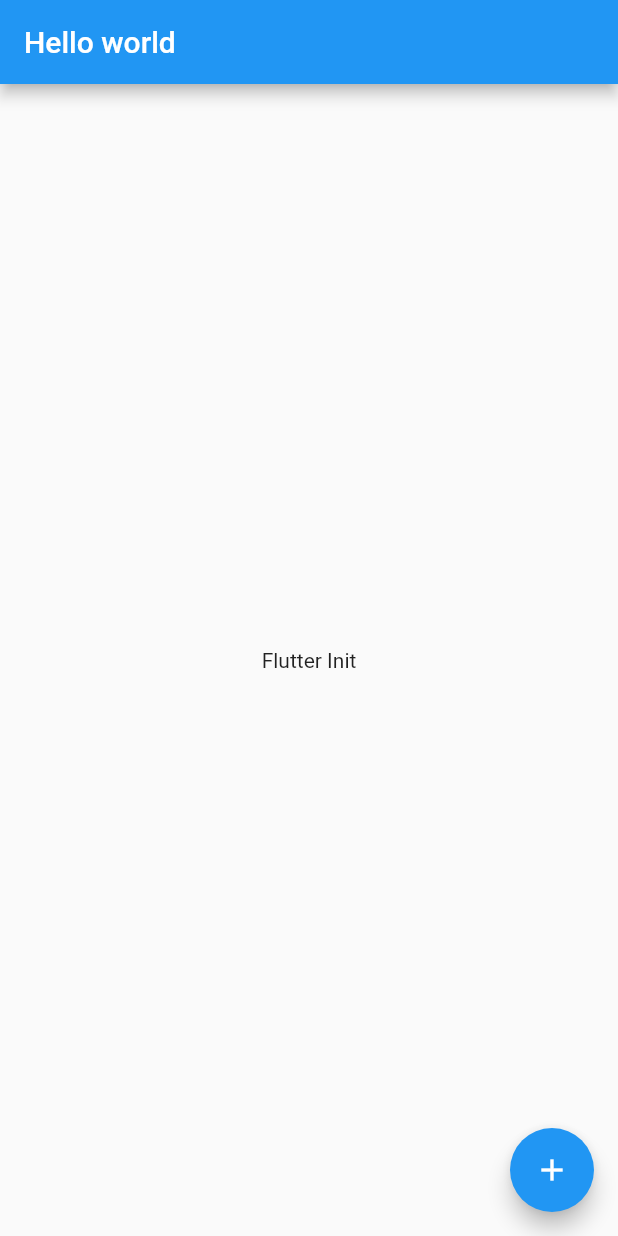
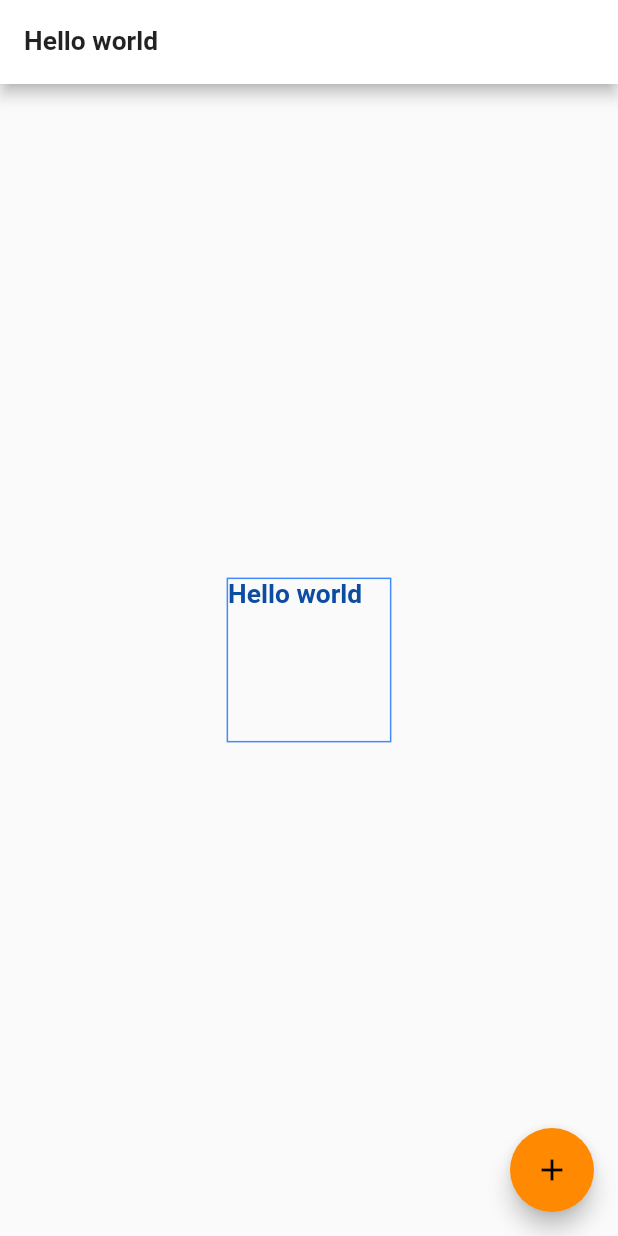
Before and after one commit to duchl02/base_project, a Flutter app: the screen it shows after launch, on a phone screen of 412 x 824 dp. Run offline on Flutter 3.47's test engine with Material 2 defaults, Android fonts, the phone set to English and light mode, and no system bars; our stand-ins replace auto_route, dio, equatable, flutter_bloc, flutter_dotenv, flutter_native_splash and 8 more; missing offline and left inert: slang; generated files the repository leaves out were written again.

Commit message:
update theme,screen until, readme

```diff
--- a/lib/app/my_app.dart
+++ b/lib/app/my_app.dart
@@ -1,10 +1,13 @@
+import 'package:base_project/resource/styles/app_themes.dart';
 import 'package:flutter/material.dart';
 import 'package:flutter_bloc/flutter_bloc.dart';
 import 'package:flutter_localizations/flutter_localizations.dart';
 import 'package:flutter_native_splash/flutter_native_splash.dart';
+import 'package:flutter_screenutil/flutter_screenutil.dart';
 
 import '../di/di.dart';
 import '../i18n/strings.g.dart';
+import '../resource/app_setting/app_setting.dart';
 import '../routes/app_routes_observers.dart';
 import '../routes/routes.dart';
 import 'bloc/app_bloc.dart';
@@ -28,17 +31,23 @@
 
   @override
   Widget build(BuildContext context) {
-    return MultiBlocProvider(
+    return ScreenUtilInit(
+      useInheritedMediaQuery: true,
+      designSize: const Size(AppSettings.designWidth, AppSettings.designHeight),
+      builder: (context, _) => MultiBlocProvider(
         providers: [
           BlocProvider(
             create: (context) => appBloc,
           ),
         ],
-      child: MaterialApp.router(
+        child: BlocBuilder<AppBloc, AppState>(
+          builder: (context, appState) {
+            return MaterialApp.router(
               title: context.t.core.home,
-        theme: ThemeData(
-          primarySwatch: Colors.blue,
-        ),
+              theme: lightTheme,
+              darkTheme: darkTheme,
+              themeMode:
+                  appState.isDarkTheme ? ThemeMode.dark : ThemeMode.light,
               routerConfig: appRouter.config(
                 navigatorObservers: () => [AppRouteObserver()],
               ),
@@ -49,6 +58,9 @@
                 GlobalWidgetsLocalizations.delegate,
                 GlobalCupertinoLocalizations.delegate,
               ],
+            );
+          },
+        ),
       ),
     );
   }
--- /dev/null
+++ b/lib/resource/app_setting/app_setting.dart
@@ -0,0 +1,7 @@
+
+class AppSettings {
+  AppSettings._();
+
+  static const designWidth = 375.0;
+  static const designHeight = 812.0;
+}
--- /dev/null
+++ b/lib/resource/styles/app_themes.dart
@@ -0,0 +1,94 @@
+import 'package:flutter/material.dart';
+import 'package:flutter_screenutil/flutter_screenutil.dart';
+
+import 'refference_token/refference_token.dart';
+
+export 'refference_token/refference_token.dart';
+
+part 'color_palette.dart';
+part 'ex_color_sys_token.dart';
+part 'color_scheme.dart';
+part 'text_theme.dart';
+
+ThemeData get lightTheme => ThemeData(
+      brightness: Brightness.light,
+      colorScheme: lightColorScheme,
+      primaryTextTheme: Typography.blackCupertino,
+      listTileTheme: ListTileThemeData(
+        tileColor: lightColorScheme.background,
+        contentPadding: EdgeInsets.symmetric(horizontal: 25.w),
+        iconColor: lightColorScheme.primary,
+      ),
+      appBarTheme: AppBarTheme(
+        color: lightColorScheme.background,
+        titleTextStyle: appTextTheme.labelLarge?.copyWith(
+          fontWeight: FontWeight.bold,
+          color: lightColorScheme.text,
+        ),
+      ),
+      cardTheme: CardTheme(
+        clipBehavior: Clip.antiAliasWithSaveLayer,
+        elevation: 0,
+        shape: RoundedRectangleBorder(
+          borderRadius: BorderRadius.circular(BorderRadiusRefToken.xl.r),
+          side: BorderSide(color: lightColorScheme.outline),
+        ),
+      ),
+      inputDecorationTheme: InputDecorationTheme(
+        border: OutlineInputBorder(
+          borderRadius:
+              BorderRadius.all(Radius.circular(BorderRadiusRefToken.md.r)),
+        ),
+        enabledBorder: OutlineInputBorder(
+          borderRadius:
+              BorderRadius.all(Radius.circular(BorderRadiusRefToken.md.r)),
+          borderSide: BorderSide(color: lightColorScheme.outline),
+        ),
+        fillColor: lightColorScheme.onPrimary,
+        labelStyle: appTextTheme.bodySmall,
+        filled: true,
+        contentPadding: EdgeInsets.symmetric(
+          horizontal: EdgeInsetsRefToken.md.sp,
+          vertical: EdgeInsetsRefToken.sm.sp,
+        ),
+        hintStyle: appTextTheme.bodyLarge?.copyWith(
+          color: ColorPalette.gray.shade800,
+          fontWeight: FontWeight.bold,
+        ),
+        constraints: BoxConstraints(minHeight: 42.sp),
+        floatingLabelBehavior: FloatingLabelBehavior.always,
+      ),
+      filledButtonTheme: FilledButtonThemeData(
+        style: FilledButton.styleFrom(
+          minimumSize: Size.fromHeight(46.sp),
+          shape: RoundedRectangleBorder(
+              borderRadius: BorderRadius.circular(BorderRadiusRefToken.md.r)),
+        ),
+      ),
+      outlinedButtonTheme: OutlinedButtonThemeData(
+        style: OutlinedButton.styleFrom(
+          minimumSize: Size.fromHeight(46.sp),
+          shape: RoundedRectangleBorder(
+              borderRadius: BorderRadius.circular(BorderRadiusRefToken.md.r)),
+        ),
+      ),
+      elevatedButtonTheme: ElevatedButtonThemeData(
+        style: ElevatedButton.styleFrom(
+          minimumSize: Size.fromHeight(46.sp),
+          shape: RoundedRectangleBorder(
+              borderRadius: BorderRadius.circular(BorderRadiusRefToken.md.r)),
+        ),
+      ),
+      textButtonTheme: TextButtonThemeData(
+        style: TextButton.styleFrom(
+          minimumSize: Size.fromHeight(46.sp),
+          shape: RoundedRectangleBorder(
+              borderRadius: BorderRadius.circular(BorderRadiusRefToken.md.r)),
+        ),
+      ),
+      textTheme: appTextTheme,
+    );
+
+final darkTheme = ThemeData(
+  brightness: Brightness.dark,
+);
--- /dev/null
+++ b/lib/resource/styles/refference_token/refference_token.dart
@@ -0,0 +1,3 @@
+export 'border_radius.dart';
+export 'edge_insets.dart';
+export 'icon_size.dart';
--- a/lib/screen/main/main_screen.dart
+++ b/lib/screen/main/main_screen.dart
@@ -1,7 +1,9 @@
 import 'package:auto_route/auto_route.dart';
 import 'package:base_project/data/repositories/post/post_repository.dart';
 import 'package:base_project/di/di.dart';
+import 'package:base_project/resource/styles/app_themes.dart';
 import 'package:flutter/material.dart';
+import 'package:flutter_screenutil/flutter_screenutil.dart';
 
 import '../../i18n/strings.g.dart';
 
@@ -32,17 +34,26 @@
 
   @override
   Widget build(BuildContext context) {
+    final theme = Theme.of(context);
+
     return Scaffold(
       appBar: AppBar(
-        title: const Text('Hello world'),
+        title: Text('Hello world', style: theme.textTheme.titleMedium),
       ),
       body: Center(
         child: Column(
           mainAxisAlignment: MainAxisAlignment.center,
-          children: <Widget>[
-            Text(
-              context.t.core.home,
-            ),
+          children: [
+            Container(
+              width: 100.sp,
+              height: 100.sp,
+              decoration:
+                  BoxDecoration(border: Border.all(color: Colors.blueAccent)),
+              margin: EdgeInsets.all(20),
+              child: Text('Hello world',
+                  style: theme.textTheme.titleMedium
+                      ?.copyWith(color: theme.colorScheme.primary)),
+            )
           ],
         ),
       ),
--- a/pubspec.yaml
+++ b/pubspec.yaml
@@ -24,6 +24,9 @@
   retrofit: 4.0.1
   dio: 5.2.1+1
   pretty_dio_logger: ^1.3.1
+  flutter_screenutil: ^5.8.4
+
+
 dev_dependencies:
   flutter_test:
     sdk: flutter
```
Also changed, not shown: lib/resource/styles/color_palette.dart (added, +107 -0 lines), lib/resource/styles/color_scheme.dart (added, +112 -0 lines), lib/resource/styles/ex_color_sys_token.dart (added, +7 -0 lines), lib/resource/styles/refference_token/border_radius.dart (added, +9 -0 lines), lib/resource/styles/refference_token/edge_insets.dart (added, +12 -0 lines), lib/resource/styles/refference_token/icon_size.dart (added, +13 -0 lines), lib/resource/styles/text_theme.dart (added, +81 -0 lines), pubspec.lock, 1 other file. Lines whose indentation alone changed are shown as unchanged.
